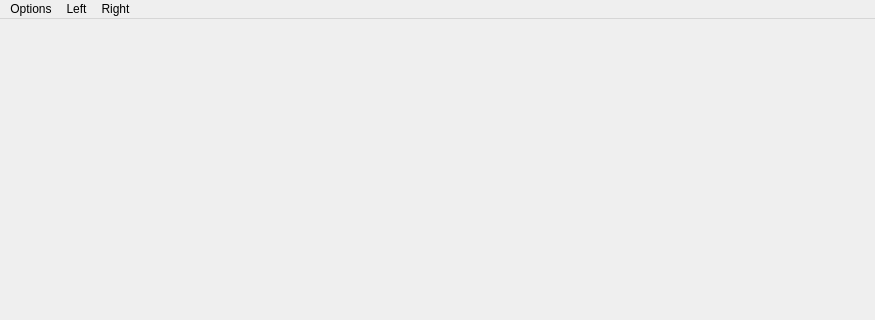
vojtsek/DirectoryViewer, file mainwindow.ui: the form before one commit; both pictures show x 0 to 875 and y 0 to 320 of the 875 by 472 pixel window.
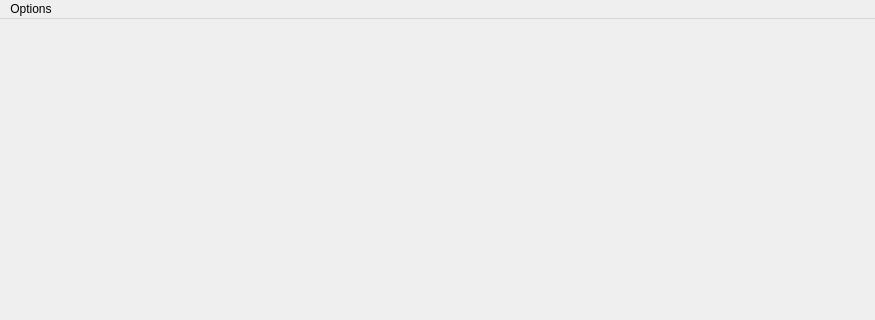
The form after the commit.

```diff
--- a/mainwindow.ui
+++ b/mainwindow.ui
@@ -33,19 +33,7 @@
      <string>Options</string>
     </property>
    </widget>
-   <widget class="QMenu" name="menuLeft">
-    <property name="title">
-     <string>Left</string>
-    </property>
-   </widget>
-   <widget class="QMenu" name="menuRight">
-    <property name="title">
-     <string>Right</string>
-    </property>
-   </widget>
    <addaction name="menuOptions"/>
-   <addaction name="menuLeft"/>
-   <addaction name="menuRight"/>
   </widget>
   <widget class="QToolBar" name="mainToolBar">
    <attribute name="toolBarArea">
```
